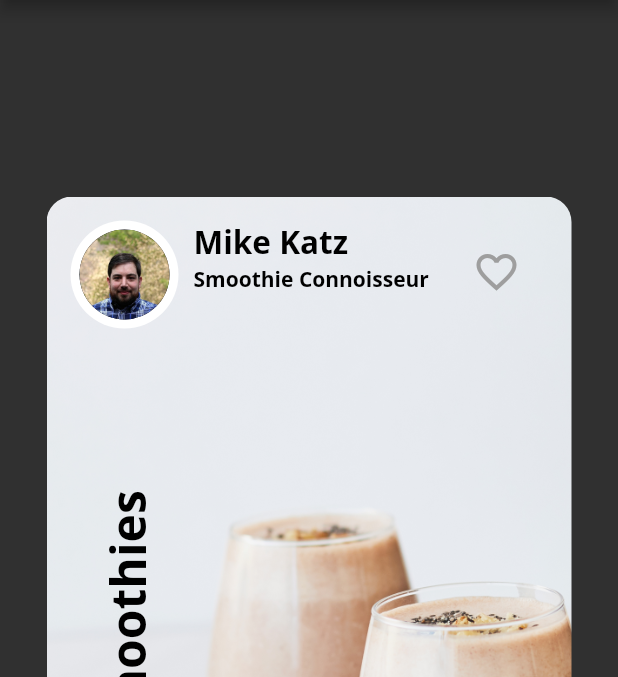
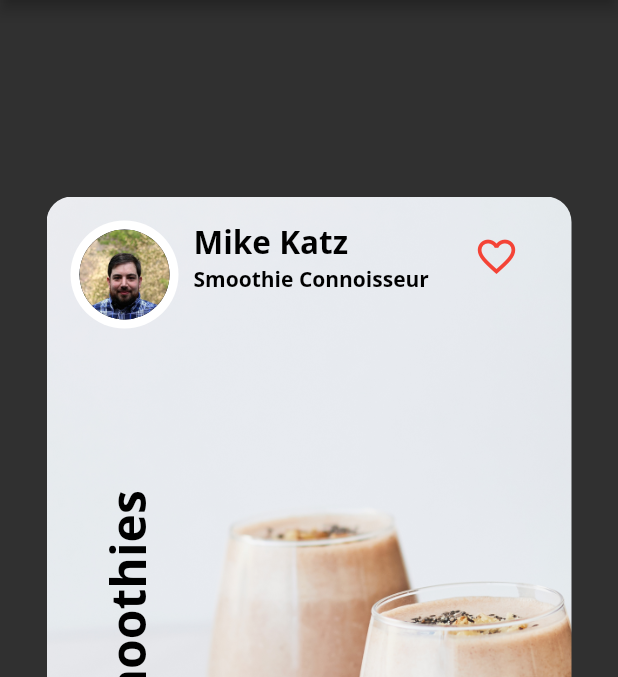
Before and after one commit to asadpro/fooder_cafe, a Flutter app: the screen it shows after launch, item 2 of the bottom bar chosen, on a phone screen of 412 x 824 dp, the part 84-761 px from its top. Run offline on Flutter 3.47's test engine with Material 2 defaults, Android fonts, the phone set to English and light mode, and no system bars; our stand-ins replace google_fonts.

Commit message:
second commit

```diff
--- a/analysis_options.yaml
+++ b/analysis_options.yaml
@@ -22,6 +22,7 @@ linter:
   # `// ignore_for_file: name_of_lint` syntax on the line or in the file
   # producing the lint.
   rules:
+    prefer_const_constructors: false
     # avoid_print: false  # Uncomment to disable the `avoid_print` rule
     # prefer_single_quotes: true  # Uncomment to enable the `prefer_single_quotes` rule
 
--- a/lib/card2.dart
+++ b/lib/card2.dart
@@ -1,15 +1,19 @@
 import 'package:flutter/material.dart';
 import 'package:fooder_lich/fooderlich_theme.dart';
-import 'package:fooder_lich/main.dart';
 
-class Card2 extends StatelessWidget {
+class Card2 extends StatefulWidget {
   const Card2({Key? key}) : super(key: key);
 
+  @override
+  State<Card2> createState() => _Card2State();
+}
+
+class _Card2State extends State<Card2> {
+  bool _isFavourite = false;
   @override
   Widget build(BuildContext context) {
     return Center(
       child: Container(
-
         padding: EdgeInsets.all(16.0),
         constraints: BoxConstraints.expand(
           width: 350,
@@ -57,20 +61,18 @@ class Card2 extends StatelessWidget {
             ),
             Positioned(
               right: 10,
-              top: 10,
               child: IconButton(
-                alignment: Alignment.topRight,
+                icon:
+                    Icon(_isFavourite ? Icons.favorite : Icons.favorite_border),
+                iconSize: 30,
+                // 2
+                color: Colors.red,
                 onPressed: () {
-                  const snakbar = SnackBar(
-                    content: Text('Hey! you liked me'),
-                  );
-                  ScaffoldMessenger.of(context).showSnackBar(snakbar);
+                  // 3
+                  setState(() {
+                    _isFavourite = !_isFavourite;
+                  });
                 },
-                icon: Icon(
-                  Icons.favorite_border_outlined,
-                  color: Colors.grey,
-                  size: 32.0,
-                ),
               ),
             ),
             Expanded(
--- a/lib/card3.dart
+++ b/lib/card3.dart
@@ -52,7 +52,6 @@ class Card3 extends StatelessWidget {
             Positioned(
               left: 25.0,
               top: 15.0,
-              child: Container(
               child: Column(
                 crossAxisAlignment: CrossAxisAlignment.start,
                 children: [
@@ -62,7 +61,6 @@ class Card3 extends StatelessWidget {
                     style: FooderlichTheme.darkTextTheme.headline2,
                   ),
                 ],
-                ),
               ),
             ),
             Center(
--- a/lib/home.dart
+++ b/lib/home.dart
@@ -4,6 +4,8 @@ import 'package:fooder_lich/card3.dart';
 import 'card1.dart';
 
 class Home extends StatefulWidget {
+  const Home({Key? key}) : super(key: key);
+
   @override
   _HomeState createState() => _HomeState();
 }
@@ -16,7 +18,6 @@ class _HomeState extends State<Home> {
     const Card2(),
     const Card3(),
   ];
-
 
   void onTaping(int index) {
     setState(() {
```
Lines whose indentation alone changed are shown as unchanged.
